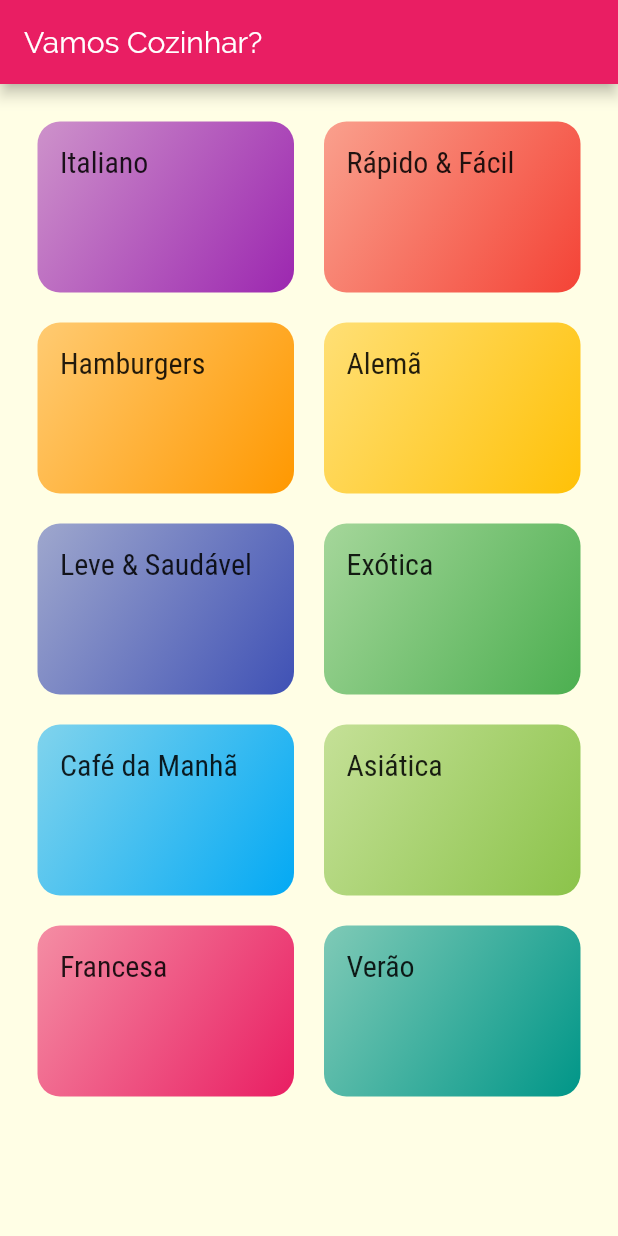
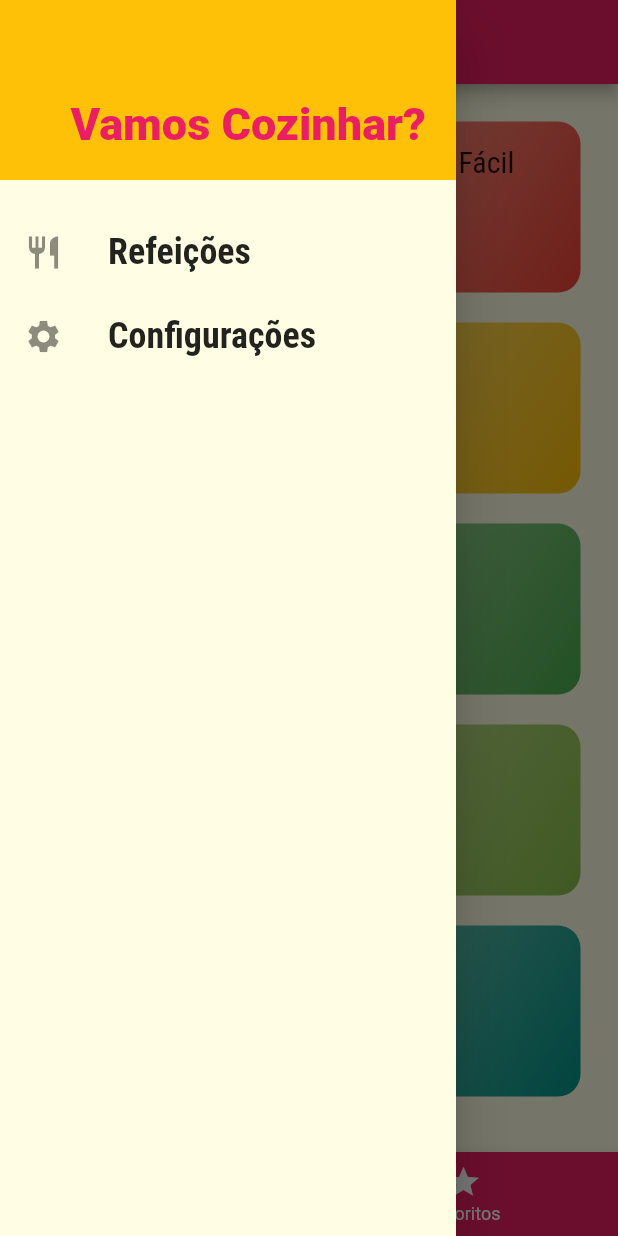
Before and after one commit to lucasgaldinodev/flutter_refeicoes, a Flutter app: the screen it shows after launch, with the side drawer open (before the commit the screen has no drawer), on a phone screen of 412 x 824 dp. Run offline on Flutter 3.47's test engine with Material 2 defaults, Android fonts, the phone set to English and light mode, and no system bars.

```diff
--- /dev/null
+++ b/lib/components/main_drawer.dart
@@ -0,0 +1,59 @@
+import 'package:flutter/material.dart';
+
+import '../utils/app_routes.dart';
+
+class MainDrawer extends StatelessWidget {
+  Widget _createItem(IconData icon, String label, Function() onTap) {
+    return ListTile(
+      leading: Icon(
+        icon,
+        size: 26,
+      ),
+      title: Text(
+        label,
+        style: TextStyle(
+          fontFamily: 'RobotoCondensed',
+          fontSize: 24,
+          fontWeight: FontWeight.bold,
+        ),
+      ),
+      onTap: onTap,
+    );
+  }
+
+  @override
+  Widget build(BuildContext context) {
+    return Drawer(
+      child: Column(
+        children: [
+          Container(
+            height: 120,
+            width: double.infinity,
+            padding: EdgeInsets.all(20),
+            color: Theme.of(context).accentColor,
+            alignment: Alignment.bottomRight,
+            child: Text(
+              'Vamos Cozinhar?',
+              style: TextStyle(
+                fontWeight: FontWeight.w900,
+                fontSize: 30,
+                color: Theme.of(context).primaryColor,
+              ),
+            ),
+          ),
+          SizedBox(height: 20),
+          _createItem(
+            Icons.restaurant,
+            'Refeições',
+            () => Navigator.of(context).pushReplacementNamed(AppRoutes.HOME),
+          ),
+          _createItem(
+            Icons.settings,
+            'Configurações',
+            () => Navigator.of(context).pushReplacementNamed(AppRoutes.SETINGS),
+          ),
+        ],
+      ),
+    );
+  }
+}
--- a/lib/main.dart
+++ b/lib/main.dart
@@ -1,8 +1,10 @@
 import 'package:flutter/material.dart';
 
-import 'screens/categories_screen.dart';
+import 'screens/tabs_screen.dart';
 import 'screens/categories_meals_screen.dart';
 import 'screens/meal_detail_screen.dart';
+import 'screens/settings_screen.dart';
+
 import 'utils/app_routes.dart';
 
 void main() => runApp(MyApp());
@@ -25,9 +27,10 @@ class MyApp extends StatelessWidget {
             ),
       ),
       routes: {
-        AppRoutes.HOME: (ctx) => CategoriesScreen(),
+        AppRoutes.HOME: (ctx) => TabsScreen(),
         AppRoutes.CATEGORIES_MEALS: (ctx) => CategoriesMealsScreen(),
         AppRoutes.MEAL_DETAIL: (ctx) => MealDetailScreen(),
+        AppRoutes.SETINGS: (ctx) => SettingsScreen(),
       },
     );
   }
--- a/lib/screens/categories_screen.dart
+++ b/lib/screens/categories_screen.dart
@@ -6,11 +6,7 @@ import '../data/dummy_data.dart';
 class CategoriesScreen extends StatelessWidget {
   @override
   Widget build(BuildContext context) {
-    return Scaffold(
-      appBar: AppBar(
-        title: Text('Vamos Cozinhar?'),
-      ),
-      body: GridView(
+    return GridView(
       padding: const EdgeInsets.all(25),
       gridDelegate: SliverGridDelegateWithMaxCrossAxisExtent(
         maxCrossAxisExtent: 200,
@@ -21,7 +17,6 @@ class CategoriesScreen extends StatelessWidget {
       children: DUMMY_CATEGORIES.map((cat) {
         return CategoryItem(cat);
       }).toList(),
-      ),
     );
   }
 }
--- /dev/null
+++ b/lib/screens/settings_screen.dart
@@ -0,0 +1,18 @@
+import 'package:flutter/material.dart';
+
+import '../components/main_drawer.dart';
+
+class SettingsScreen extends StatelessWidget {
+  @override
+  Widget build(BuildContext context) {
+    return Scaffold(
+      appBar: AppBar(
+        title: Text('Configurações'),
+      ),
+      drawer: MainDrawer(),
+      body: Center(
+        child: Text('Configurações!'),
+      ),
+    );
+  }
+}
--- /dev/null
+++ b/lib/screens/tabs_screen.dart
@@ -0,0 +1,58 @@
+import 'package:flutter/material.dart';
+
+import 'categories_screen.dart';
+import 'favorite_screen.dart';
+import '../components/main_drawer.dart';
+
+class TabsScreen extends StatefulWidget {
+  @override
+  _TabsScreenState createState() => _TabsScreenState();
+}
+
+class _TabsScreenState extends State<TabsScreen> {
+  int _selectedScreenIndex = 0;
+
+  final List<String> _titles = [
+    'Lista de Categorias',
+    'Meus Favoritos',
+  ];
+
+  final List<Widget> _screens = [
+    CategoriesScreen(),
+    FavoriteScreen(),
+  ];
+
+  _selectScreen(int index) {
+    setState(() {
+      _selectedScreenIndex = index;
+    });
+  }
+
+  @override
+  Widget build(BuildContext context) {
+    return Scaffold(
+      appBar: AppBar(
+        title: Text(_titles[_selectedScreenIndex]),
+      ),
+      drawer: MainDrawer(),
+      body: _screens[_selectedScreenIndex],
+      bottomNavigationBar: BottomNavigationBar(
+        onTap: _selectScreen,
+        backgroundColor: Theme.of(context).primaryColor,
+        unselectedItemColor: Colors.white,
+        selectedItemColor: Theme.of(context).accentColor,
+        currentIndex: _selectedScreenIndex,
+        items: [
+          BottomNavigationBarItem(
+            icon: Icon(Icons.category),
+            label: 'Categorias',
+          ),
+          BottomNavigationBarItem(
+            icon: Icon(Icons.star),
+            label: 'Favoritos',
+          ),
+        ],
+      ),
+    );
+  }
+}
--- a/lib/utils/app_routes.dart
+++ b/lib/utils/app_routes.dart
@@ -2,4 +2,5 @@ class AppRoutes {
   static const HOME = '/';
   static const CATEGORIES_MEALS = '/categories-meals';
   static const MEAL_DETAIL = '/meal-detail';
+  static const SETINGS = '/settings';
 }
```
Also changed, not shown: lib/screens/favorite_screen.dart (added, +10 -0 lines), lib/screens/meal_detail_screen.dart (+75 -2 lines). Lines whose indentation alone changed are shown as unchanged.
